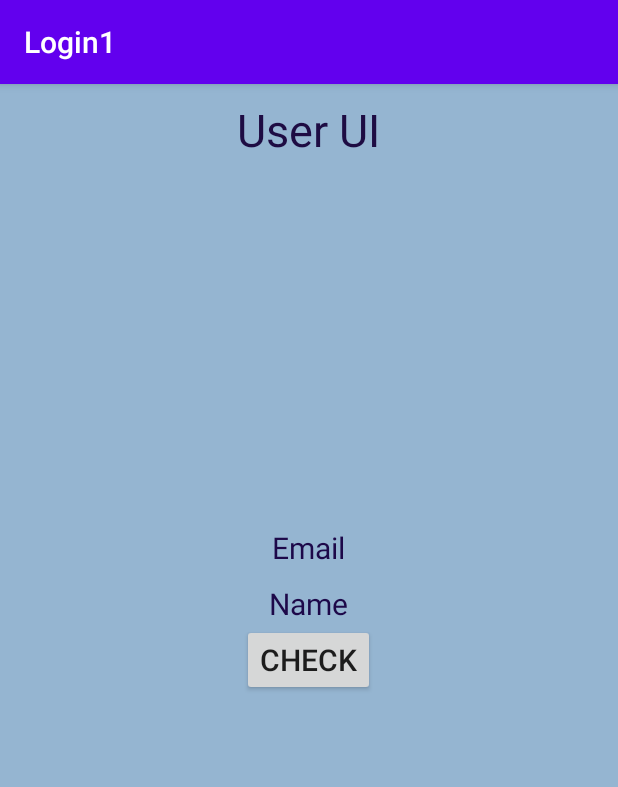
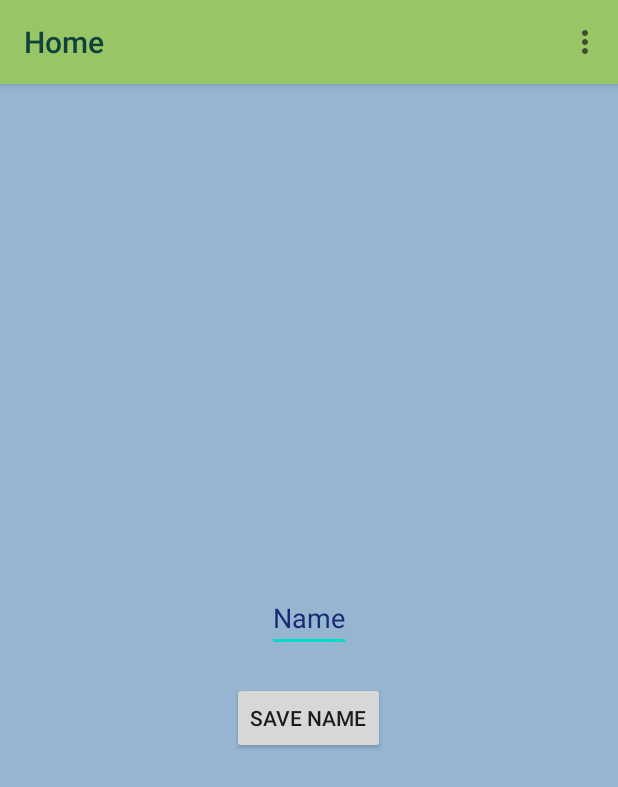
Before and after one commit to quangddinh/quangddinhnt-gmail.com, an Android app: the UserActivity screen opened directly, with no data from a screen before it, on a phone screen of 412 x 824 dp. Shown: the top 787 px of the screen. Run offline under Robolectric (Android 15) with nearby library versions, the phone set to English and light mode, and no system bars; our stand-ins replace Firebase (no records; nobody signed in at launch, a user with empty details on screens opened directly), Picasso.

Commit message:
user update

```diff
--- a/app/src/main/java/com/example/login1/UserActivity.java
+++ b/app/src/main/java/com/example/login1/UserActivity.java
@@ -1,26 +1,36 @@
 package com.example.login1;
 
+import androidx.annotation.NonNull;
 import androidx.appcompat.app.AppCompatActivity;
 
+import android.content.Intent;
 import android.media.Image;
 import android.net.Uri;
 import android.os.Bundle;
+import android.view.MenuItem;
 import android.view.View;
 import android.widget.Button;
+import android.widget.EditText;
 import android.widget.ImageView;
 import android.widget.TextView;
 import android.widget.Toast;
+import android.widget.Toolbar;
 
+import com.google.android.gms.tasks.OnCompleteListener;
+import com.google.android.gms.tasks.Task;
 import com.google.firebase.auth.FirebaseAuth;
 import com.google.firebase.auth.FirebaseUser;
+import com.google.firebase.auth.UserProfileChangeRequest;
 import com.squareup.picasso.Picasso;
 
 public class UserActivity extends AppCompatActivity {
 
     private FirebaseAuth mAuth;
-    Button mBtnCheck;
+    Button mBtnSave;
     TextView mTvName, mTvEmail;
     ImageView mImg;
+    EditText mEdtName;
+    Toolbar toolbar;
 
 
     @Override
@@ -31,56 +41,93 @@ public class UserActivity extends AppCompatActivity {
 
 
 
+        init();
+        toolbarclick();
+        show();
+        getDislayname();
+    }
+
+    private void getDislayname() {
+
+        mBtnSave.setOnClickListener(new View.OnClickListener() {
+            @Override
+            public void onClick(View view) {
+                FirebaseUser user = FirebaseAuth.getInstance().getCurrentUser();
+
+                if (user != null) {
+                    UserProfileChangeRequest profileUpdates = new UserProfileChangeRequest.Builder()
+                            .setDisplayName(mEdtName.getText().toString())
+                            .build();
+                    user.updateProfile(profileUpdates)
+                            .addOnCompleteListener(new OnCompleteListener<Void>() {
+                                @Override
+                                public void onComplete(@NonNull Task<Void> task) {
+                                    if (task.isSuccessful()) {
+                                        Toast.makeText(UserActivity.this, "Cap nhat thanh cong", Toast.LENGTH_SHORT).show();
+                                    } else {
+                                        Toast.makeText(UserActivity.this, "Loi cap nhat", Toast.LENGTH_SHORT).show();
+                                    }
+                                }
+                            });
 
 
-
-        init();
-        setListener();
+                } return;
             }
-
-    private void init() {
-
-        mTvName = findViewById(R.id.tv_username);
-        mTvEmail = findViewById(R.id.tv_useemail);
-        mBtnCheck = findViewById(R.id.btn_in4);
-//        mImg = findViewById(R.id.img_avatar);
-
+        });
 
     }
 
-    private void setListener() {
-        mBtnCheck.setOnClickListener(new View.OnClickListener() {
+    private void toolbarclick() {
+        toolbar.setOnMenuItemClickListener(new Toolbar.OnMenuItemClickListener() {
             @Override
-            public void onClick(View v) {
+            public boolean onMenuItemClick(MenuItem item) {
+                if (item.getItemId() == R.id.item_Exit){
+                    Intent intent = new Intent(UserActivity.this,MainActivity.class);
+                    startActivity(intent);
+                }
+                return false;
+            }
+        });
+
+    }
+
+    private void show() {
+
         FirebaseUser user = FirebaseAuth.getInstance().getCurrentUser();
-                if (user != null) {
             // Name, email address, and profile photo Url
             String name = user.getDisplayName();
             String email = user.getEmail();
             Uri photoUrl = user.getPhotoUrl();
             //                    boolean emailVerified = user.isEmailVerified();
             String uid = user.getUid();
-//                    Toast.makeText(
-//                            UserActivity.this
-//                            ,  "Email :" + email + "\n"+
-//                                    "Name :" + name  + "\n" +
-//                                    "Email verified:" + emailVerified
-//                            , Toast.LENGTH_SHORT).show();
-
             mTvEmail.setText(email);
             mTvName.setText(name);
 
-                    //                    String url = "https://i.imgur.com/A6oYUD1.jpg";
-                    //                    Picasso.get()
-                    //                            .load(url)
-                    //                            .resize(400,400)
-                    //                            .into(mImg);
-                }
-            }
-        });
+//            if (mTvName == null ){
+//                mEdtName.setVisibility(View.INVISIBLE);
+//                mBtnSave.setVisibility(View.INVISIBLE);
+//                mTvName.setVisibility(View.VISIBLE);
+//            }
+//            else {
+//                mBtnSave.setVisibility(View.VISIBLE);
+//                mEdtName.setVisibility(View.VISIBLE);
+//                mTvName.setVisibility(View.INVISIBLE);
+//            }
+
 
         }
 
+        private void init () {
+            toolbar = findViewById(R.id.toolbar);
+            setActionBar(toolbar);
+            toolbar.inflateMenu(R.menu.toolbar);
+            mTvName = findViewById(R.id.tv_username);
+            mTvEmail = findViewById(R.id.tv_useemail);
+            mEdtName = findViewById(R.id.edt_insert_name);
+            mBtnSave = findViewById(R.id.btn_save);
+            //        mImg = findViewById(R.id.img_avatar);
 
 
         }
+
+}
--- a/app/src/main/res/layout/activity_user.xml
+++ b/app/src/main/res/layout/activity_user.xml
@@ -10,43 +10,56 @@
 
 
     <TextView
-        android:layout_marginTop="10dp"
-        android:layout_centerHorizontal="true"
-        android:textSize="30sp"
-        android:text="User UI"
-        android:textColor="#1E0C43"
-        android:layout_width="wrap_content"
-        android:layout_height="wrap_content" />
-
-    <TextView
-        android:layout_centerHorizontal="true"
-        android:layout_above="@+id/btn_in4"
+        android:layout_below="@+id/toolbar"
         android:id="@+id/tv_username"
-        android:layout_marginTop="10dp"
+        android:layout_marginTop="40dp"
         android:textSize="20sp"
         android:text="Name"
         android:textColor="#1D0849"
         android:layout_width="wrap_content"
         android:layout_height="wrap_content" />
 
+    <EditText
+        android:layout_centerInParent="true"
+        android:visibility="visible"
+        android:id="@+id/edt_insert_name"
+        android:hint="Name"
+        android:textColorHint="#1C2871"
+        android:layout_width="wrap_content"
+        android:layout_height="wrap_content" />
+
+    <Button
+        android:visibility="visible"
+        android:id="@+id/btn_save"
+        android:layout_marginTop="20dp"
+        android:text="Save Name"
+        android:layout_centerHorizontal="true"
+        android:layout_below="@+id/edt_insert_name"
+        android:layout_width="wrap_content"
+        android:layout_height="wrap_content" />
+
     <TextView
-        android:layout_centerHorizontal="true"
-        android:layout_above="@+id/tv_username"
+        android:layout_below="@+id/tv_username"
         android:id="@+id/tv_useemail"
-        android:layout_marginTop="10dp"
+        android:layout_marginTop="20dp"
         android:textSize="20sp"
         android:text="Email"
         android:textColor="#1D0849"
         android:layout_width="wrap_content"
         android:layout_height="wrap_content" />
 
-    <Button
-        android:layout_centerHorizontal="true"
-        android:layout_centerVertical="true"
-        android:textSize="20sp"
-        android:id="@+id/btn_in4"
-        android:text="Check"
-        android:layout_width="wrap_content"
+
+    <Toolbar
+        android:id="@+id/toolbar"
+        android:background="#98C667"
+        style="@style/ThemeOverlay.AppCompat.Dark.ActionBar"
+        android:elevation="4dp"
+        android:title="Home"
+        android:titleTextColor="#10423C"
+        android:layout_width="match_parent"
         android:layout_height="wrap_content" />
 
+
+
+
 </RelativeLayout>
--- /dev/null
+++ b/app/src/main/res/menu/toolbar.xml
@@ -0,0 +1,8 @@
+<?xml version="1.0" encoding="utf-8"?>
+<menu xmlns:android="http://schemas.android.com/apk/res/android">
+    <item android:id="@+id/item_change"
+        android:title="Change password" />
+    <item android:title="Exit"
+        android:id="@+id/item_Exit" />
+
+</menu>
--- a/app/src/main/res/values/styles.xml
+++ b/app/src/main/res/values/styles.xml
@@ -1,7 +1,7 @@
 <resources>
 
     <!-- Base application theme. -->
-    <style name="AppTheme" parent="Theme.AppCompat.Light.DarkActionBar">
+    <style name="AppTheme" parent="Theme.AppCompat.Light.NoActionBar">
         <!-- Customize your theme here. -->
         <item name="colorPrimary">@color/colorPrimary</item>
         <item name="colorPrimaryDark">@color/colorPrimaryDark</item>
```
Also changed, not shown: app/src/main/java/com/example/login1/MainActivity.java (+11 -25 lines), app/src/main/java/com/example/login1/RegisterActivity.java (+6 -9 lines), app/src/main/res/layout/nav_header.xml (deleted, +0 -26 lines), app/src/main/res/menu/drawerr_menu.xml (deleted, +0 -17 lines). Lines whose indentation alone changed are shown as unchanged.
